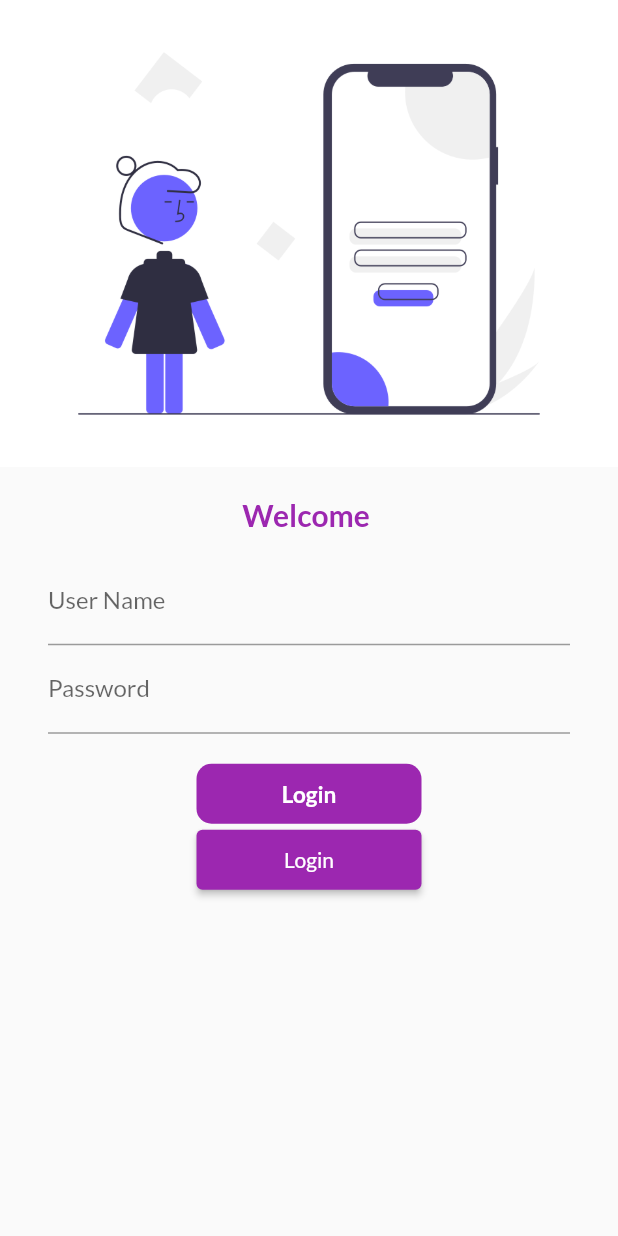
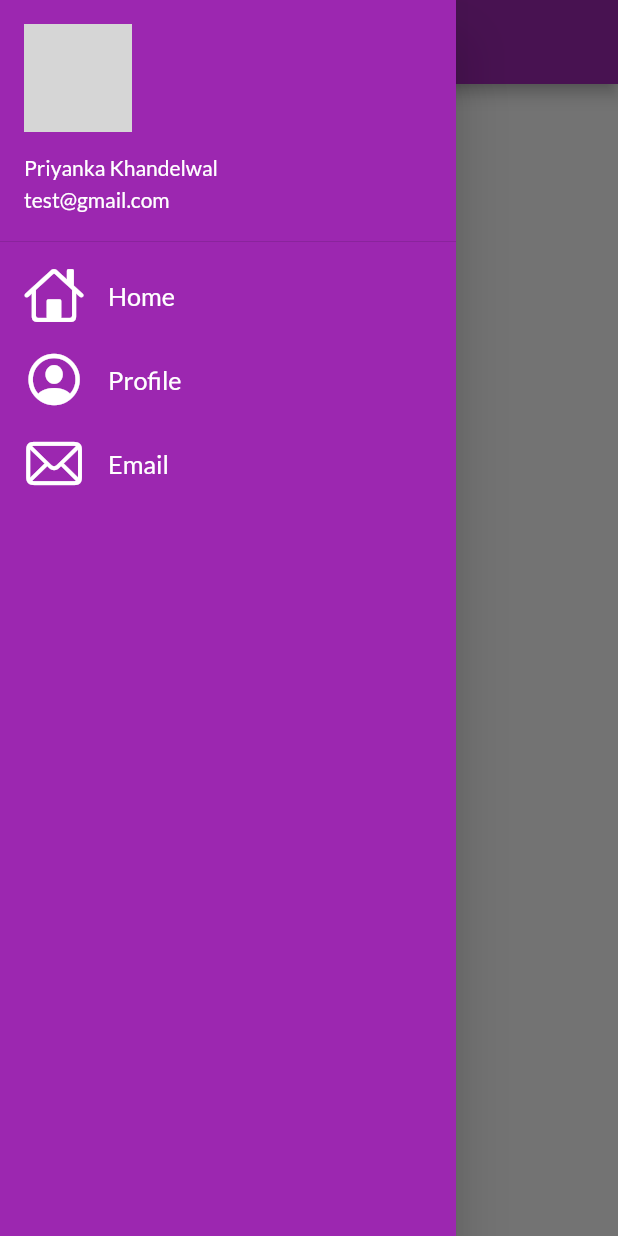
Before and after one commit to Priyanka1105/30DaysOfFlutter, a Flutter app: the screen it shows after launch, with the side drawer open (before the commit the screen has no drawer), on a phone screen of 412 x 824 dp. Run offline on Flutter 3.47's test engine with Material 2 defaults, Android fonts, the phone set to English and light mode, and no system bars; our stand-ins replace google_fonts; network calls fail; grey boxes are pictures that could not be loaded.

Commit message:
Day 9 completed

```diff
--- a/lib/main.dart
+++ b/lib/main.dart
@@ -21,7 +21,7 @@ class MyApp extends StatelessWidget {
         fontFamily: GoogleFonts.lato().fontFamily,
       ),
       darkTheme: ThemeData(brightness: Brightness.dark),
-      initialRoute: "/login",
+      initialRoute: MyRoutes.homeRoute,
       routes: {
         "/": (context) => HomePage(),
         MyRoutes.loginRoute: (context) => LoginPage(),
--- a/lib/pages/home_page.dart
+++ b/lib/pages/home_page.dart
@@ -1,4 +1,5 @@
 import 'package:flutter/material.dart';
+import 'package:flutter_catalog/widgets/drawer.dart';
 
 class HomePage extends StatelessWidget {
   int days = 30;
@@ -14,7 +15,7 @@ class HomePage extends StatelessWidget {
       body: Center(
         child: Text('PageBody $days name is $name'),
       ),
-      drawer: Drawer(),
+      drawer: MyDrawer(),
     );
   }
 }
--- /dev/null
+++ b/lib/widgets/drawer.dart
@@ -0,0 +1,73 @@
+import 'package:flutter/cupertino.dart';
+import 'package:flutter/material.dart';
+
+class MyDrawer extends StatelessWidget {
+  String imageURL =
+      'https://encrypted-tbn0.gstatic.com/images?q=tbn:ANd9GcQ4yPm7xXWr5zkytQnsTq4c5ON7fyiSuELZLg&usqp=CAU';
+  @override
+  Widget build(BuildContext context) {
+    return Drawer(
+      child: Container(
+        color: Colors.purple,
+        child: ListView(
+          padding: EdgeInsets.zero,
+          children: [
+            DrawerHeader(
+              padding: EdgeInsets.zero,
+              child: UserAccountsDrawerHeader(
+                margin: EdgeInsets.zero,
+                accountName: Text('Priyanka Khandelwal'),
+                accountEmail: Text('test@gmail.com'),
+                currentAccountPicture: CircleAvatar(
+                  backgroundImage: NetworkImage(imageURL),
+                ),
+              ),
+            ),
+            ListTile(
+              leading: Icon(
+                CupertinoIcons.home,
+                color: Colors.white,
+                size: 40,
+              ),
+              title: Text(
+                'Home',
+                style: TextStyle(
+                  color: Colors.white,
+                ),
+                textScaleFactor: 1.2,
+              ),
+            ),
+            ListTile(
+              leading: Icon(
+                CupertinoIcons.profile_circled,
+                color: Colors.white,
+                size: 40,
+              ),
+              title: Text(
+                'Profile',
+                style: TextStyle(
+                  color: Colors.white,
+                ),
+                textScaleFactor: 1.2,
+              ),
+            ),
+            ListTile(
+              leading: Icon(
+                CupertinoIcons.mail,
+                color: Colors.white,
+                size: 40,
+              ),
+              title: Text(
+                'Email',
+                style: TextStyle(
+                  color: Colors.white,
+                ),
+                textScaleFactor: 1.2,
+              ),
+            ),
+          ],
+        ),
+      ),
+    );
+  }
+}
```
